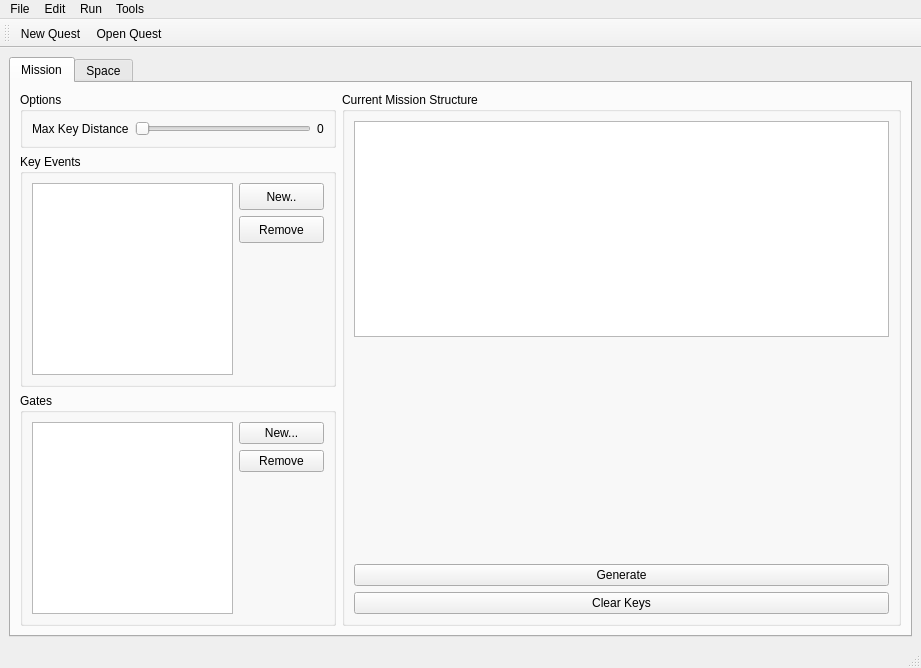
This is ui/editorwindow.ui in hkeeble/ProcLevelDesigner as Qt 5 draws it before an edit. The edited form follows.
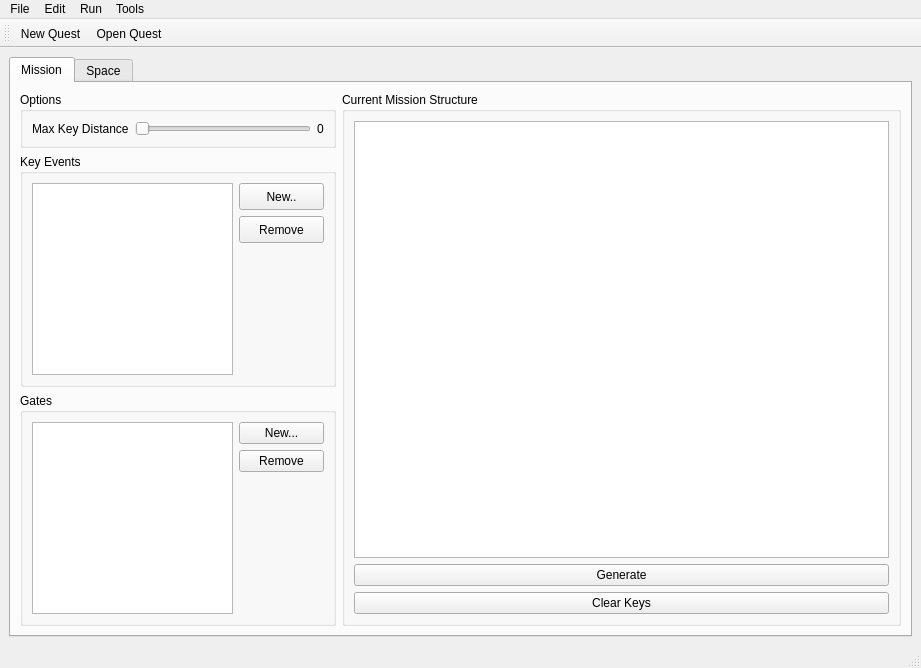
This is the edited form. Custom widgets are drawn as their Qt base class.

Diff of the .ui file:
```diff
--- a/ui/editorwindow.ui
+++ b/ui/editorwindow.ui
@@ -307,12 +307,6 @@
              <item>
               <widget class="QGraphicsView" name="structureView"/>
              </item>
-             <item>
-              <widget class="QStackedWidget" name="stackedWidget">
-               <widget class="QWidget" name="page"/>
-               <widget class="QWidget" name="page_2"/>
-              </widget>
-             </item>
              <item>
               <widget class="QPushButton" name="generateMissionButton">
                <property name="text">
```
